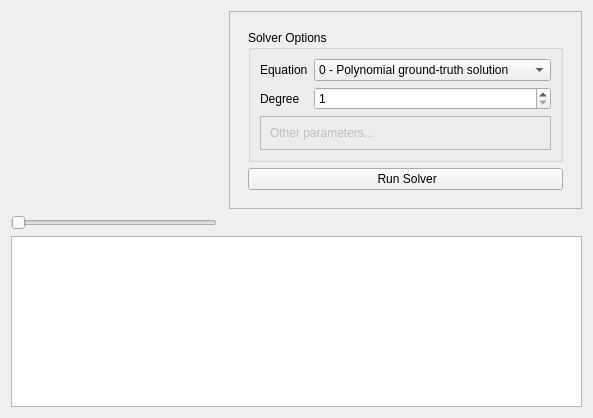
The window that src/solverwidget.ui (DanielaCabiddu/PEMesh.2) describes before a commit, drawn with Qt 5.
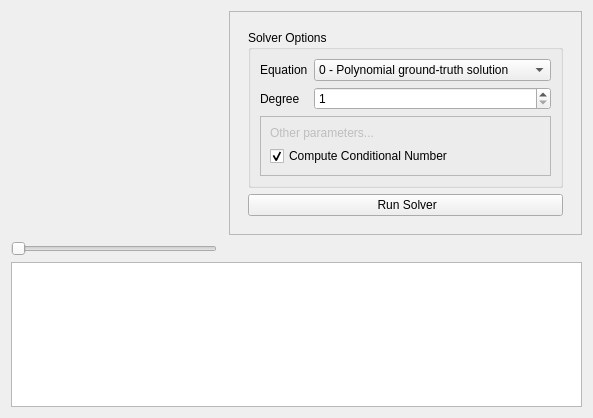
The same window after the commit. Icons and pictures are not drawn. Custom widgets are drawn as their Qt base class.

Commit message: conditional number as an option

Patch:
```diff
--- a/src/solverwidget.ui
+++ b/src/solverwidget.ui
@@ -102,6 +102,16 @@
                  </property>
                 </widget>
                </item>
+               <item>
+                <widget class="QCheckBox" name="cond_number_cb">
+                 <property name="text">
+                  <string>Compute Conditional Number</string>
+                 </property>
+                 <property name="checked">
+                  <bool>true</bool>
+                 </property>
+                </widget>
+               </item>
               </layout>
              </widget>
             </item>
```
The commit also changes 1 other file.
